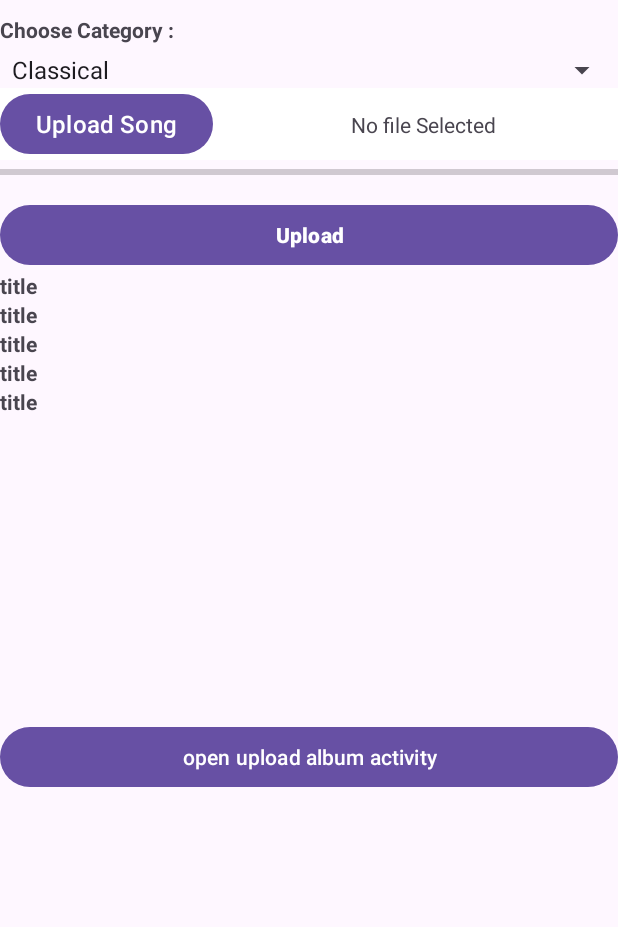
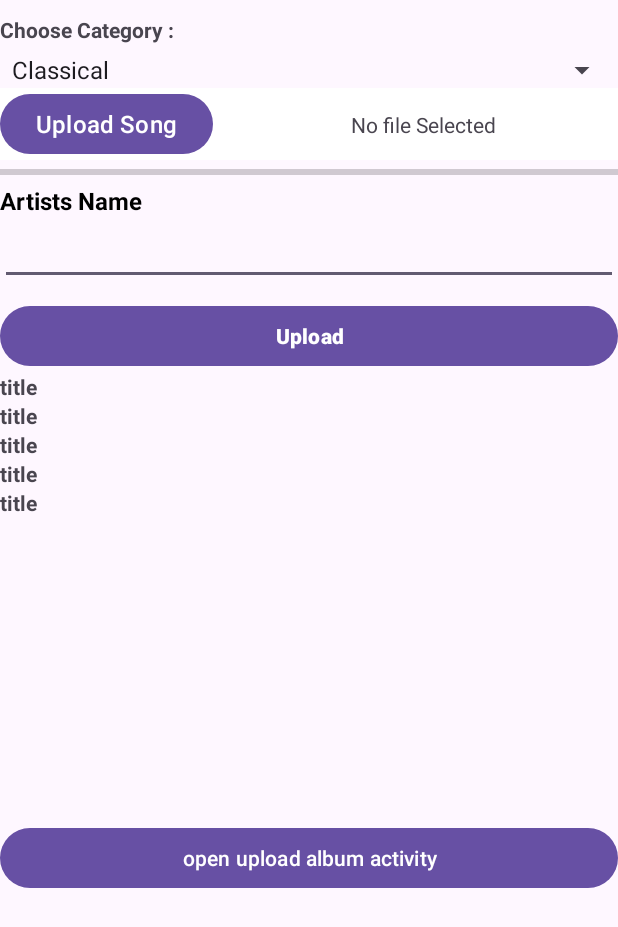
Before and after one commit to Ajay-kannan/Music_Player_App, an Android app: the UploadSongs screen opened directly, with no data from a screen before it, on a phone screen of 412 x 824 dp. Shown: the top 927 px of the screen. Run offline under Robolectric (Android 15) with nearby library versions, the light colour scheme and no system bars; our stand-ins replace Firebase (no records; nobody signed in at launch, a user with empty details on screens opened directly).

Commit message:
update some UI commit

```diff
--- a/app/src/main/AndroidManifest.xml
+++ b/app/src/main/AndroidManifest.xml
@@ -4,6 +4,7 @@
 
     <uses-permission android:name="android.permission.INTERNET" />
     <uses-permission android:name="android.permission.POST_NOTIFICATIONS" />
+    <uses-permission android:name="android.permission.ACCESS_NETWORK_STATE" />
     <uses-permission
         android:name="android.permission.WRITE_EXTERNAL_STORAGE"
         android:maxSdkVersion="32" />
--- a/app/src/main/java/com/example/myapplicationdemo/SongsList.java
+++ b/app/src/main/java/com/example/myapplicationdemo/SongsList.java
@@ -52,8 +52,8 @@ public class SongsList extends AppCompatActivity  {
                 {
                     GetSongs getSongs = dss.getValue(GetSongs.class);
                     getSongs.setmKey(dss.getKey());
-                    final String s = getIntent().getExtras().getString("songsCategory");
-                    if (s.equals(getSongs.getSongsCategory()))
+                    final String s = getIntent().getExtras().getString("songTitle");
+                    if (s.equals(getSongs.getArtistName()))
                     {
                         mUpload.add(getSongs);
                     }
@@ -64,7 +64,6 @@ public class SongsList extends AppCompatActivity  {
 
             @Override
             public void onCancelled(@NonNull DatabaseError error) {
-
             }
         });
         final String titleStr = getIntent().getExtras().getString("songTitle");
--- a/app/src/main/java/com/example/myapplicationdemo/UploadSongs.java
+++ b/app/src/main/java/com/example/myapplicationdemo/UploadSongs.java
@@ -27,6 +27,7 @@ import android.webkit.MimeTypeMap;
 import android.widget.AdapterView;
 import android.widget.ArrayAdapter;
 import android.widget.Button;
+import android.widget.EditText;
 import android.widget.ImageView;
 import android.widget.ProgressBar;
 import android.widget.Spinner;
@@ -60,6 +61,8 @@ public class UploadSongs extends AppCompatActivity implements  AdapterView.OnIte
     TextView title,artist, durations,album,dataa;
     ImageView album_art ;
     Button uploadSongsbtn;
+    EditText artistName;
+    String artist_name;
     String[] musicType = {"Classical","Theme Song","Love Song","Hip-Hop and Rap","Folk","Indie Song","sad Song"};
 
     @Override
@@ -76,6 +79,7 @@ public class UploadSongs extends AppCompatActivity implements  AdapterView.OnIte
         dataa = findViewById(R.id.dataa);
         album_art = findViewById(R.id.imageView);
         uploadSongsbtn = findViewById(R.id.openAudioFiles);
+        artistName = findViewById(R.id.artist_name);
         FirebaseDatabase database = FirebaseDatabase.getInstance();
 
         metadataRetriever = new MediaMetadataRetriever();
@@ -92,9 +96,6 @@ public class UploadSongs extends AppCompatActivity implements  AdapterView.OnIte
         dataAdapter.setDropDownViewResource(android.R.layout.simple_spinner_dropdown_item);
 
         spinner.setAdapter(dataAdapter);
-
-
-
 
     }
 
@@ -117,7 +118,6 @@ public class UploadSongs extends AppCompatActivity implements  AdapterView.OnIte
             dataa.setText(metadataRetriever.extractMetadata(MediaMetadataRetriever.METADATA_KEY_GENRE));
             durations.setText(metadataRetriever.extractMetadata(MediaMetadataRetriever.METADATA_KEY_DURATION));
             title.setText(metadataRetriever.extractMetadata(MediaMetadataRetriever.METADATA_KEY_TITLE));
-
             artist1 = metadataRetriever.extractMetadata(MediaMetadataRetriever.METADATA_KEY_ARTIST);
             title1 = metadataRetriever.extractMetadata(MediaMetadataRetriever.METADATA_KEY_TITLE);
             durations1 = metadataRetriever.extractMetadata(MediaMetadataRetriever.METADATA_KEY_DURATION);
@@ -136,7 +136,6 @@ public class UploadSongs extends AppCompatActivity implements  AdapterView.OnIte
          startActivityForResult(Intent.createChooser(i, "Select Audio"), 101);
      }
 
-
     @Override
     public void onItemSelected(AdapterView<?> parent, View view, int position, long id) {
             songCategory = parent.getItemAtPosition(position).toString();
@@ -147,7 +146,6 @@ public class UploadSongs extends AppCompatActivity implements  AdapterView.OnIte
     public void onNothingSelected(AdapterView<?> parent) {
 
     }
-
 
     @SuppressLint("Range")
     private String getFileName(Uri uri)
@@ -202,6 +200,7 @@ public class UploadSongs extends AppCompatActivity implements  AdapterView.OnIte
     {
         if (audioUri != null)
         {
+            artist_name = artistName.getText().toString().trim();
             Toast.makeText(this, "uploads please wait!", Toast.LENGTH_SHORT).show();
             progressBar.setVisibility(View.VISIBLE);
             final StorageReference storageReference = mStorageref.child(System.currentTimeMillis() + "."+getfileextension(audioUri));
@@ -211,7 +210,7 @@ public class UploadSongs extends AppCompatActivity implements  AdapterView.OnIte
                     storageReference.getDownloadUrl().addOnSuccessListener(new OnSuccessListener<Uri>() {
                         @Override
                         public void onSuccess(Uri uri) {
-                            UploadSong uploadSong = new UploadSong(songCategory,title1,artist1,album_art1,durations1,uri.toString());
+                            UploadSong uploadSong = new UploadSong(songCategory,title1,artist1,album_art1,durations1,uri.toString(),artist_name);
                             String uploadId = referenceSongs.push().getKey();
                             referenceSongs.child(uploadId).setValue(uploadSong);
                         }
--- a/app/src/main/java/com/example/myapplicationdemo/recycleSongs/ExoSongAdapter.java
+++ b/app/src/main/java/com/example/myapplicationdemo/recycleSongs/ExoSongAdapter.java
@@ -21,11 +21,9 @@ public class ExoSongAdapter extends RecyclerView.Adapter<SongsAdapterViewHolder>
     Context context;
     List<GetSongs> arrayListSongs;
     private int selectPosition;
-    int num = 1;
     public ExoSongAdapter(Context context, List<GetSongs> arrayListSongs) {
         this.context = context;
         this.arrayListSongs = arrayListSongs;
-        num =1;
     }
 
     @NonNull
@@ -45,7 +43,7 @@ public class ExoSongAdapter extends RecyclerView.Adapter<SongsAdapterViewHolder>
         holder.song_artist.setText(getSongs.getArtist());
         String duration = Utility.convertDuration(Long.parseLong(getSongs.getSongDuration()));
         holder.song_duration.setText(duration);
-        holder.song_num.setText(num+"");
+        holder.song_num.setText((pos+1)+"");
         holder.itemView.setOnClickListener(new View.OnClickListener() {
             @Override
             public void onClick(View v) {
@@ -57,7 +55,6 @@ public class ExoSongAdapter extends RecyclerView.Adapter<SongsAdapterViewHolder>
                 context.startActivity(intent);
             }
         });
-        num += 1;
     }
     @Override
     public int getItemCount() {
--- a/app/src/main/res/layout/activity_main.xml
+++ b/app/src/main/res/layout/activity_main.xml
@@ -15,15 +15,15 @@
         <com.google.android.material.tabs.TabItem
             android:layout_width="match_parent"
             android:layout_height="wrap_content"
-            android:text="home"/>
+            android:text="Home"/>
         <com.google.android.material.tabs.TabItem
             android:layout_width="match_parent"
             android:layout_height="wrap_content"
-            android:text="nofication"/>
+            android:text="Search"/>
         <com.google.android.material.tabs.TabItem
             android:layout_width="match_parent"
             android:layout_height="wrap_content"
-            android:text="setting"/>
+            android:text="Profile"/>
     </com.google.android.material.tabs.TabLayout>
 
     <androidx.viewpager2.widget.ViewPager2
--- a/app/src/main/res/layout/activity_upload_songs.xml
+++ b/app/src/main/res/layout/activity_upload_songs.xml
@@ -50,6 +50,22 @@
     style="@style/Widget.AppCompat.ProgressBar.Horizontal"
         android:id="@+id/progressBar"
         ></ProgressBar>
+
+    <TextView
+        android:layout_width="wrap_content"
+        android:layout_height="wrap_content"
+        android:text="Artists Name"
+        android:textSize="16dp"
+        android:textColor="@color/black"
+        android:textStyle="bold"
+        />
+
+    <EditText
+        android:id="@+id/artist_name"
+        android:layout_width="match_parent"
+        android:layout_height="wrap_content"
+        />
+
     <Button
         android:layout_width="match_parent"
         android:layout_height="wrap_content"
--- a/app/src/main/res/layout/fragment_home.xml
+++ b/app/src/main/res/layout/fragment_home.xml
@@ -82,7 +82,7 @@
     <androidx.recyclerview.widget.RecyclerView
         android:id="@+id/recycle_view_main"
         android:layout_width="match_parent"
-        android:layout_height="330dp" />
+        android:layout_height="350dp" />
 
     <LinearLayout
         android:layout_width="match_parent"
```
Also changed, not shown: app/src/main/java/com/example/myapplicationdemo/MusicPlayerActivity.java (+9 -2 lines), app/src/main/java/com/example/myapplicationdemo/model/UploadSong.java (+9 -4 lines), app/src/main/java/com/example/myapplicationdemo/recycleSongs/GetSongs.java (+11 -2 lines), app/src/main/res/layout/musix_card_resource.xml (+4 -3 lines).
